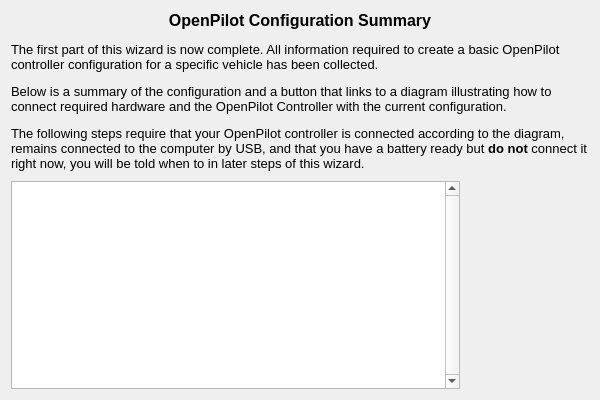
Before: the Qt Designer form ground/openpilotgcs/src/plugins/setupwizard/pages/summarypage.ui in librepilot/LibrePilot, drawn with Qt 5.
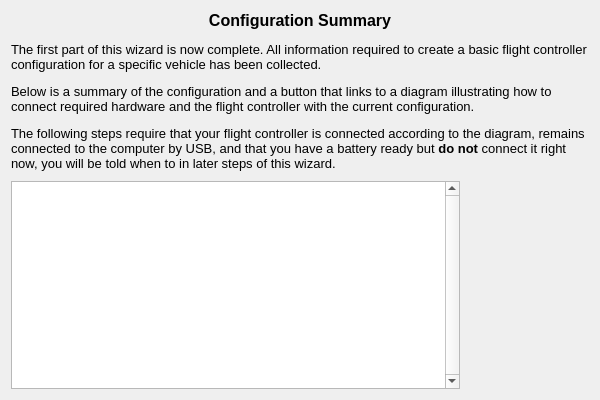
After: the same form once the commit is applied. Icons and pictures are not drawn.

```diff
--- a/ground/openpilotgcs/src/plugins/setupwizard/pages/summarypage.ui
+++ b/ground/openpilotgcs/src/plugins/setupwizard/pages/summarypage.ui
@@ -21,10 +21,10 @@
 &lt;html&gt;&lt;head&gt;&lt;meta name=&quot;qrichtext&quot; content=&quot;1&quot; /&gt;&lt;style type=&quot;text/css&quot;&gt;
 p, li { white-space: pre-wrap; }
 &lt;/style&gt;&lt;/head&gt;&lt;body style=&quot; font-family:'Cantarell'; font-size:11pt; font-weight:400; font-style:normal;&quot;&gt;
-&lt;p align=&quot;center&quot; style=&quot; margin-top:12px; margin-bottom:12px; margin-left:0px; margin-right:0px; -qt-block-indent:0; text-indent:0px;&quot;&gt;&lt;span style=&quot; font-family:'MS Shell Dlg 2'; font-size:12pt; font-weight:600;&quot;&gt;OpenPilot Configuration Summary&lt;/span&gt;&lt;/p&gt;
-&lt;p style=&quot; margin-top:12px; margin-bottom:12px; margin-left:0px; margin-right:0px; -qt-block-indent:0; text-indent:0px;&quot;&gt;&lt;span style=&quot; font-family:'MS Shell Dlg 2'; font-size:10pt;&quot;&gt;The first part of this wizard is now complete. All information required to create a basic OpenPilot controller configuration for a specific vehicle has been collected.&lt;/span&gt;&lt;/p&gt;
-&lt;p style=&quot; margin-top:12px; margin-bottom:12px; margin-left:0px; margin-right:0px; -qt-block-indent:0; text-indent:0px;&quot;&gt;&lt;span style=&quot; font-family:'MS Shell Dlg 2'; font-size:10pt;&quot;&gt;Below is a summary of the configuration and a button that links to a diagram illustrating how to connect required hardware and the OpenPilot Controller with the current configuration.&lt;/span&gt;&lt;/p&gt;
-&lt;p style=&quot; margin-top:12px; margin-bottom:12px; margin-left:0px; margin-right:0px; -qt-block-indent:0; text-indent:0px;&quot;&gt;&lt;span style=&quot; font-family:'MS Shell Dlg 2'; font-size:10pt;&quot;&gt;The following steps require that your OpenPilot controller is connected according to the diagram, remains connected to the computer by USB, and that you have a battery ready but &lt;/span&gt;&lt;span style=&quot; font-family:'MS Shell Dlg 2'; font-size:10pt; font-weight:600;&quot;&gt;do not&lt;/span&gt;&lt;span style=&quot; font-family:'MS Shell Dlg 2'; font-size:10pt;&quot;&gt; connect it right now, you will be told when to in later steps of this wizard.&lt;/span&gt;&lt;/p&gt;&lt;/body&gt;&lt;/html&gt;</string>
+&lt;p align=&quot;center&quot; style=&quot; margin-top:12px; margin-bottom:12px; margin-left:0px; margin-right:0px; -qt-block-indent:0; text-indent:0px;&quot;&gt;&lt;span style=&quot; font-family:'MS Shell Dlg 2'; font-size:12pt; font-weight:600;&quot;&gt;Configuration Summary&lt;/span&gt;&lt;/p&gt;
+&lt;p style=&quot; margin-top:12px; margin-bottom:12px; margin-left:0px; margin-right:0px; -qt-block-indent:0; text-indent:0px;&quot;&gt;&lt;span style=&quot; font-family:'MS Shell Dlg 2'; font-size:10pt;&quot;&gt;The first part of this wizard is now complete. All information required to create a basic flight controller configuration for a specific vehicle has been collected.&lt;/span&gt;&lt;/p&gt;
+&lt;p style=&quot; margin-top:12px; margin-bottom:12px; margin-left:0px; margin-right:0px; -qt-block-indent:0; text-indent:0px;&quot;&gt;&lt;span style=&quot; font-family:'MS Shell Dlg 2'; font-size:10pt;&quot;&gt;Below is a summary of the configuration and a button that links to a diagram illustrating how to connect required hardware and the flight controller with the current configuration.&lt;/span&gt;&lt;/p&gt;
+&lt;p style=&quot; margin-top:12px; margin-bottom:12px; margin-left:0px; margin-right:0px; -qt-block-indent:0; text-indent:0px;&quot;&gt;&lt;span style=&quot; font-family:'MS Shell Dlg 2'; font-size:10pt;&quot;&gt;The following steps require that your flight controller is connected according to the diagram, remains connected to the computer by USB, and that you have a battery ready but &lt;/span&gt;&lt;span style=&quot; font-family:'MS Shell Dlg 2'; font-size:10pt; font-weight:600;&quot;&gt;do not&lt;/span&gt;&lt;span style=&quot; font-family:'MS Shell Dlg 2'; font-size:10pt;&quot;&gt; connect it right now, you will be told when to in later steps of this wizard.&lt;/span&gt;&lt;/p&gt;&lt;/body&gt;&lt;/html&gt;</string>
      </property>
      <property name="alignment">
       <set>Qt::AlignLeading|Qt::AlignLeft|Qt::AlignTop</set>
```
